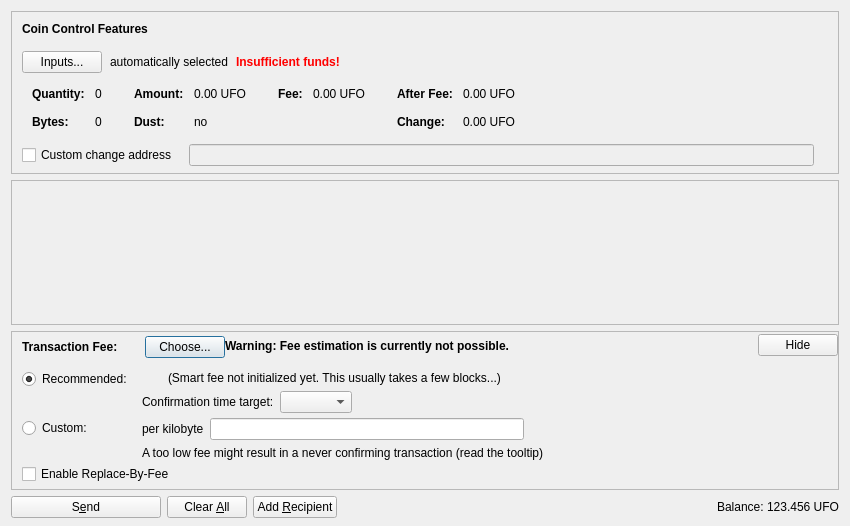
First picture: the form in src/qt/forms/sendcoinsdialog.ui, repository fiscalobject/ufo, before the edit.
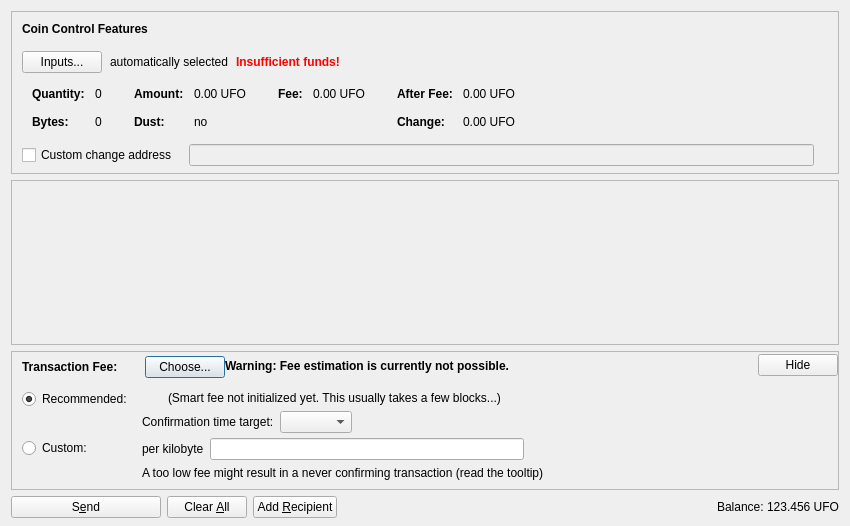
Second picture: the form after the edit. Icons and pictures are not drawn. Custom widgets are drawn as their Qt base class.

Commit message: Disable RBF

What changed in the file:
```diff
--- a/src/qt/forms/sendcoinsdialog.ui
+++ b/src/qt/forms/sendcoinsdialog.ui
@@ -1072,16 +1072,6 @@
              </item>
             </layout>
            </item>
-           <item>
-            <widget class="QCheckBox" name="optInRBF">
-             <property name="text">
-              <string>Enable Replace-By-Fee</string>
-             </property>
-             <property name="toolTip">
-              <string>With Replace-By-Fee (BIP-125) you can increase a transaction's fee after it is sent. Without this, a higher fee may be recommended to compensate for increased transaction delay risk.</string>
-             </property>
-            </widget>
-           </item>
           </layout>
          </widget>
         </item>
```
The commit also changes 2 other files.
